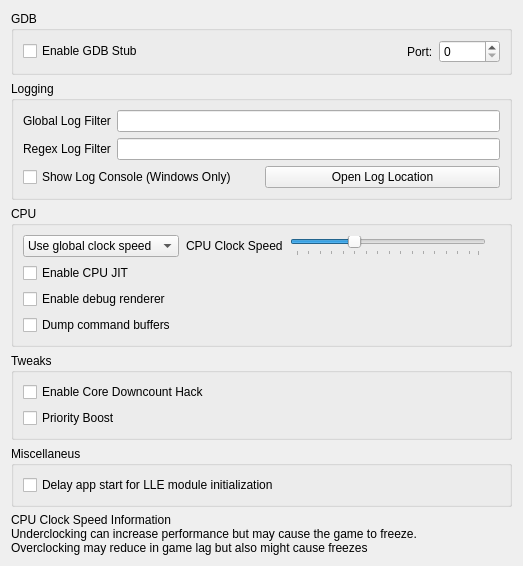
The window that src/citra_qt/configuration/configure_debug.ui (rtiangha/Citra-Enhanced) describes before a commit, drawn with Qt 5.
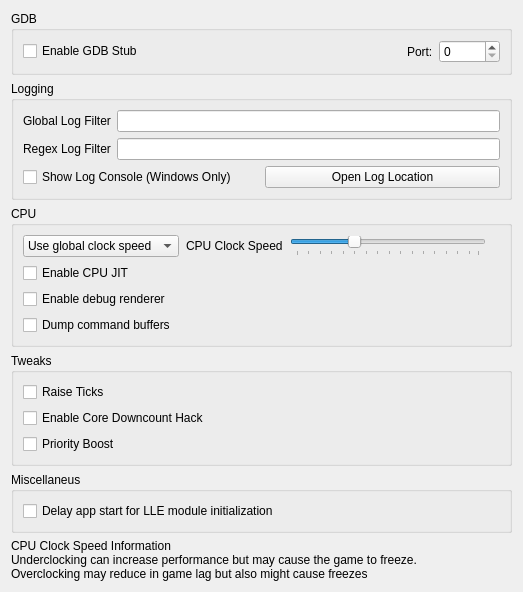
The same window after the commit.

Commit message: Add raise ticks to UI

```diff
--- a/src/citra_qt/configuration/configure_debug.ui
+++ b/src/citra_qt/configuration/configure_debug.ui
@@ -239,7 +239,17 @@
       <string>Tweaks</string>
      </property>
      <layout class="QGridLayout" name="gridLayout_3">
-      <item row="1" column="0">
+     <item row="1" column="0">
+       <widget class="QCheckBox" name="toggle_raise_ticks">
+        <property name="toolTip">
+         <string>&lt;html&gt;&lt;head/&gt;&lt;body&gt;&lt;p&gt;Adds 16000 ticks. Can improve the performance or decrease, depending of the game or if it is a low-end device&lt;/p&gt;&lt;/body&gt;&lt;/html&gt;</string>
+        </property>
+        <property name="text">
+         <string>Raise Ticks</string>
+        </property>
+       </widget>
+      </item>
+      <item row="2" column="0">
        <widget class="QCheckBox" name="toggle_core_downcount_hack">
         <property name="toolTip">
          <string>&lt;html&gt;&lt;head/&gt;&lt;body&gt;&lt;p&gt;When enabled, core downcount will be limited to a smaller time slice, reducing CPU usage. It usually reduce the performance, but improves for low-end devices or GPU hungry games&lt;/p&gt;&lt;/body&gt;&lt;/html&gt;</string>
@@ -249,7 +259,7 @@
         </property>
        </widget>
       </item>
-      <item row="2" column="0">
+      <item row="3" column="0">
        <widget class="QCheckBox" name="toggle_priority_boost">
         <property name="toolTip">
          <string>&lt;html&gt;&lt;head/&gt;&lt;body&gt;&lt;p&gt;Boost low priority starved threads during kernel rescheduling. It can improve the performance, at the cost of get freezes during cutsences for some games&lt;/p&gt;&lt;/body&gt;&lt;/html&gt;</string>
```
The commit also changes 8 other files.
